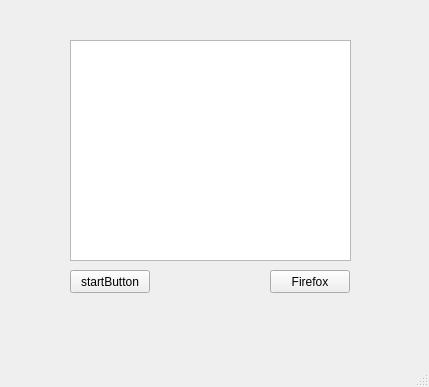
Above: proiect/mainwindow.ui from maraduca/HTTP-proxy before the change. Below: the same form after it.
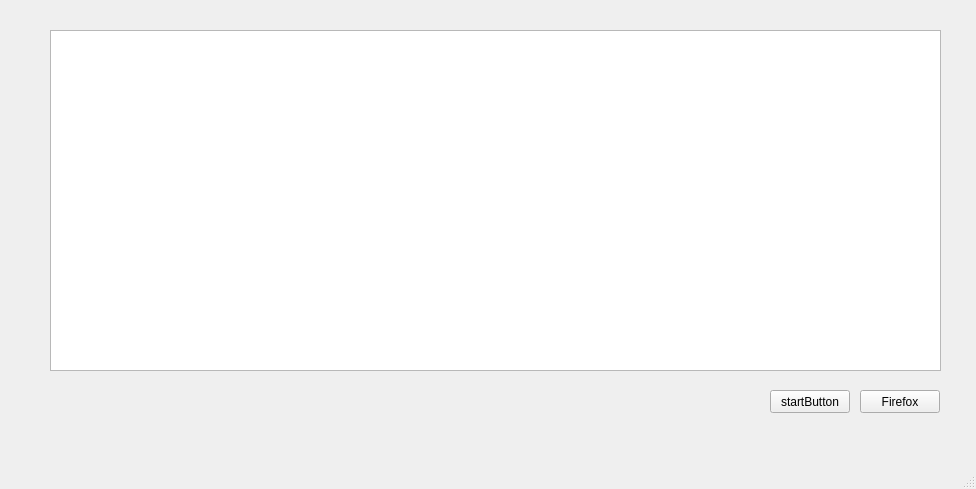
That is the form after the change.

```diff
--- a/proiect/mainwindow.ui
+++ b/proiect/mainwindow.ui
@@ -6,8 +6,8 @@
    <rect>
     <x>0</x>
     <y>0</y>
-    <width>429</width>
-    <height>387</height>
+    <width>976</width>
+    <height>489</height>
    </rect>
   </property>
   <property name="windowTitle">
@@ -17,8 +17,8 @@
    <widget class="QPushButton" name="startButton">
     <property name="geometry">
      <rect>
-      <x>70</x>
-      <y>270</y>
+      <x>770</x>
+      <y>390</y>
       <width>80</width>
       <height>23</height>
      </rect>
@@ -27,21 +27,11 @@
      <string>startButton</string>
     </property>
    </widget>
-   <widget class="QTextEdit" name="logTextEdit">
-    <property name="geometry">
-     <rect>
-      <x>70</x>
-      <y>40</y>
-      <width>281</width>
-      <height>221</height>
-     </rect>
-    </property>
-   </widget>
    <widget class="QPushButton" name="firefoxButton">
     <property name="geometry">
      <rect>
-      <x>270</x>
-      <y>270</y>
+      <x>860</x>
+      <y>390</y>
       <width>80</width>
       <height>23</height>
      </rect>
@@ -50,6 +40,16 @@
      <string>Firefox</string>
     </property>
    </widget>
+   <widget class="QTableWidget" name="logTableWidget">
+    <property name="geometry">
+     <rect>
+      <x>50</x>
+      <y>30</y>
+      <width>891</width>
+      <height>341</height>
+     </rect>
+    </property>
+   </widget>
   </widget>
   <widget class="QMenuBar" name="menubar">
    <property name="geometry">
```
Left out of the diff: 2 changed lines with no effect on the pictures.
